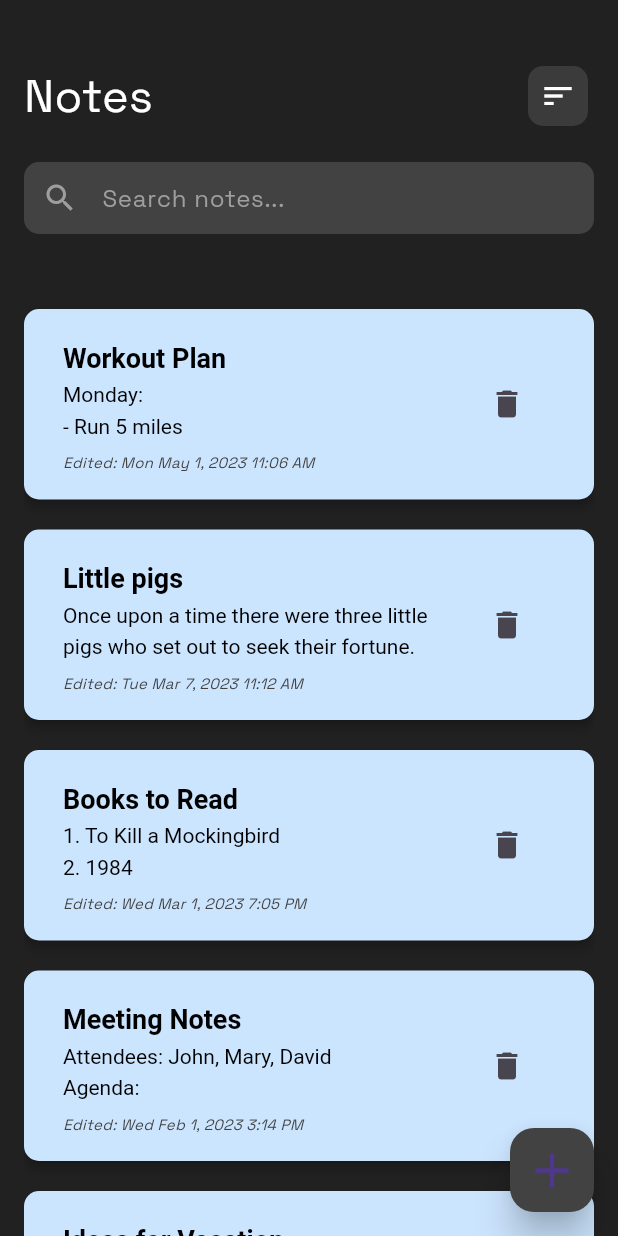
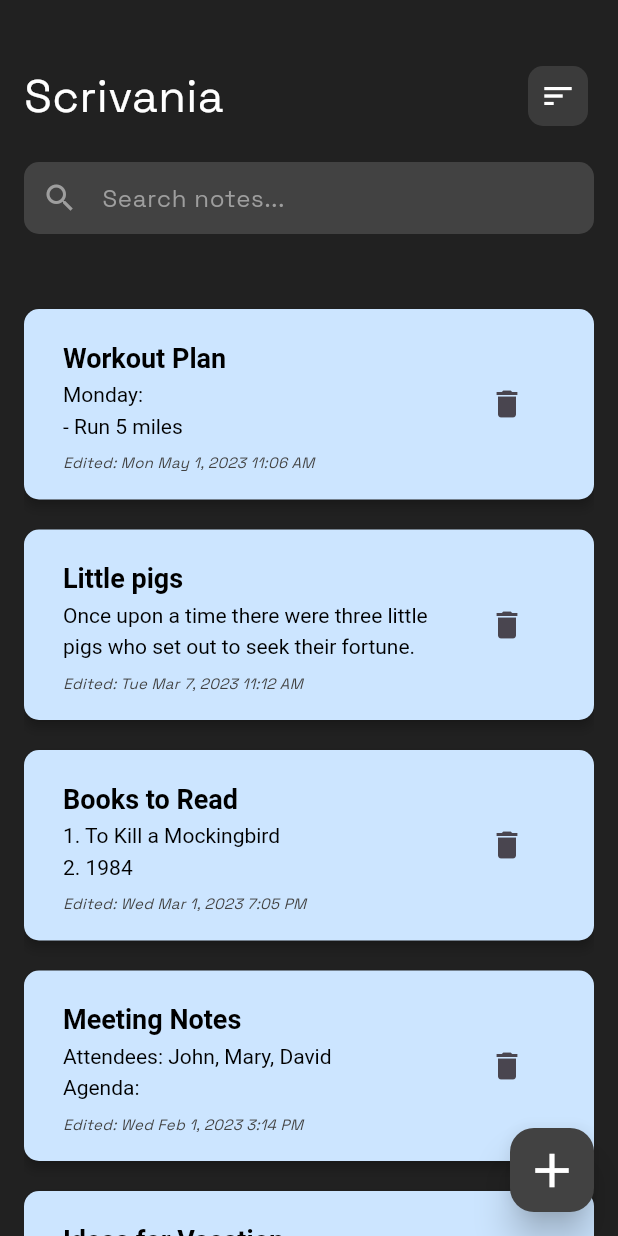
Before and after one commit to kevin2-cyber/scrivania, a Flutter app: the screen it shows once a user with an empty profile is signed in, after a tap on the "sort" icon, on a phone screen of 412 x 824 dp. Run offline on Flutter 3.47's test engine with Material 3 defaults, Android fonts, the phone set to English and light mode, and no system bars; our stand-ins replace cloud_firestore, firebase_auth, firebase_core, flutter_svg, google_fonts; accounts and stored records are empty.

Commit message:
updated UI

```diff
--- a/lib/app/app.dart
+++ b/lib/app/app.dart
@@ -18,14 +18,14 @@ class Scrivania extends StatelessWidget {
         theme: ThemeData.light(
           useMaterial3: true
         ).copyWith(
-            textTheme: GoogleFonts.spaceGroteskTextTheme()
+            textTheme: GoogleFonts.spaceGroteskTextTheme(),
         ),
-        darkTheme: ThemeData.dark(
-          useMaterial3: true,
-        ).copyWith(
-          textTheme: GoogleFonts.spaceGroteskTextTheme()
-        ),
-        themeMode: ThemeMode.system,
+        // darkTheme: ThemeData.dark(
+        //   useMaterial3: true,
+        // ).copyWith(
+        //   textTheme: GoogleFonts.spaceGroteskTextTheme()
+        // ),
+        // themeMode: ThemeMode.system,
         home: const AppSettings(),
       ),
     );
--- a/lib/app/presentation/auth/login.dart
+++ b/lib/app/presentation/auth/login.dart
@@ -71,7 +71,7 @@ class _LoginState extends State<Login> {
               const SizedBox(
                 height: 40,
               ),
-              Text(
+              const Text(
                 "Hello welcome",
                 style: TextStyle(
                   fontSize: 18,
@@ -81,7 +81,7 @@ class _LoginState extends State<Login> {
               const SizedBox(
                 height: 10,
               ),
-              Text(
+              const Text(
                 "Enter your credentials to continue",
                 style: TextStyle(
                   fontSize: 18,
--- a/lib/app/presentation/home.dart
+++ b/lib/app/presentation/home.dart
@@ -36,7 +36,7 @@ class _HomeState extends State<Home> {
     return notes;
   }
 
-  getRandomColor() {
+  Color getRandomColor() {
     Random random = Random();
     return Constants.backgroundColors[random.nextInt(Constants.backgroundColors.length)];
   }
@@ -71,7 +71,7 @@ class _HomeState extends State<Home> {
               mainAxisAlignment: MainAxisAlignment.spaceBetween,
               children: [
                 const Text(
-                  'Notes',
+                  'Scrivania',
                   style: TextStyle(fontSize: 30, color: Colors.white),
                 ),
                 IconButton(
@@ -236,9 +236,10 @@ class _HomeState extends State<Home> {
         },
         elevation: 10,
         backgroundColor: Colors.grey.shade800,
-        child: const Icon(
+        child: Icon(
           Icons.add,
           size: 38,
+          color: Colors.white,
         ),
       ),
     );
```
Also changed, not shown: assets/Logo.svg.
